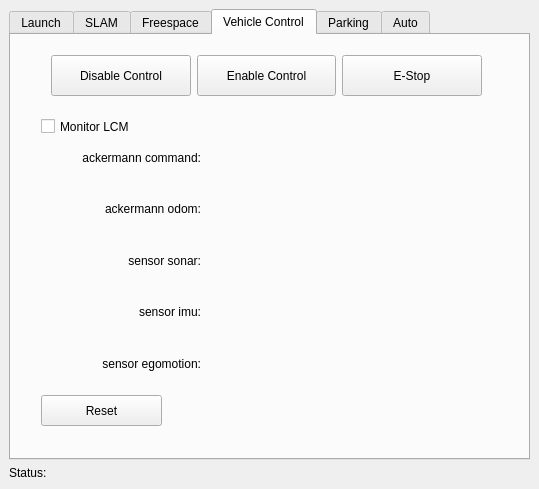
The window that src/rqt_state_machine/state_machine_controller.ui (JingruiYu/rqt_state_machine) describes before a commit, drawn with Qt 5.
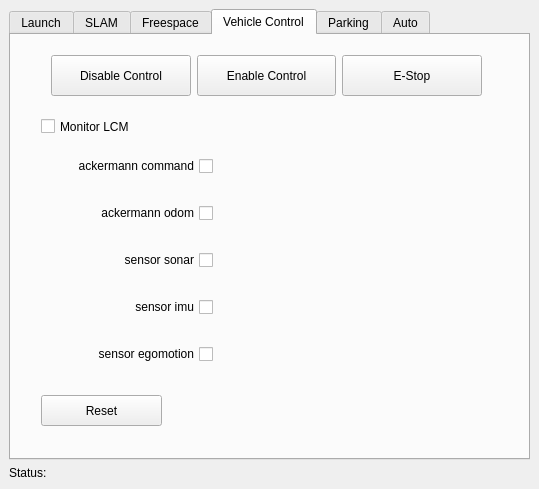
The same window after the commit.

Commit message: separate enable check boxes for different lcm message

What changed in the file:
```diff
--- a/src/rqt_state_machine/state_machine_controller.ui
+++ b/src/rqt_state_machine/state_machine_controller.ui
@@ -492,88 +492,58 @@
            <rect>
             <x>30</x>
             <y>100</y>
-            <width>160</width>
+            <width>172</width>
             <height>251</height>
            </rect>
           </property>
           <layout class="QVBoxLayout" name="verticalLayout_3">
            <item>
-            <widget class="QLabel" name="labelAckermannCmd">
-             <property name="sizePolicy">
-              <sizepolicy hsizetype="Preferred" vsizetype="Preferred">
-               <horstretch>0</horstretch>
-               <verstretch>0</verstretch>
-              </sizepolicy>
+            <widget class="QCheckBox" name="enableLcmAckermannCmd">
+             <property name="layoutDirection">
+              <enum>Qt::RightToLeft</enum>
              </property>
              <property name="text">
-              <string>ackermann command:</string>
+              <string>ackermann command</string>
              </property>
-             <property name="alignment">
-              <set>Qt::AlignRight|Qt::AlignTrailing|Qt::AlignVCenter</set>
-             </property>
             </widget>
            </item>
            <item>
-            <widget class="QLabel" name="labelAckermannOdom">
-             <property name="sizePolicy">
-              <sizepolicy hsizetype="Preferred" vsizetype="Preferred">
-               <horstretch>0</horstretch>
-               <verstretch>0</verstretch>
-              </sizepolicy>
+            <widget class="QCheckBox" name="enableLcmAckermannOdom">
+             <property name="layoutDirection">
+              <enum>Qt::RightToLeft</enum>
              </property>
              <property name="text">
-              <string>ackermann odom:</string>
+              <string>ackermann odom</string>
              </property>
-             <property name="alignment">
-              <set>Qt::AlignRight|Qt::AlignTrailing|Qt::AlignVCenter</set>
-             </property>
             </widget>
            </item>
            <item>
-            <widget class="QLabel" name="labelSensorSonar">
-             <property name="sizePolicy">
-              <sizepolicy hsizetype="Preferred" vsizetype="Preferred">
-               <horstretch>0</horstretch>
-               <verstretch>0</verstretch>
-              </sizepolicy>
+            <widget class="QCheckBox" name="enableLcmSensorSonar">
+             <property name="layoutDirection">
+              <enum>Qt::RightToLeft</enum>
              </property>
              <property name="text">
-              <string>sensor sonar:</string>
+              <string>sensor sonar</string>
              </property>
-             <property name="alignment">
-              <set>Qt::AlignRight|Qt::AlignTrailing|Qt::AlignVCenter</set>
-             </property>
             </widget>
            </item>
            <item>
-            <widget class="QLabel" name="labelSensorImu">
-             <property name="sizePolicy">
-              <sizepolicy hsizetype="Preferred" vsizetype="Preferred">
-               <horstretch>0</horstretch>
-               <verstretch>0</verstretch>
-              </sizepolicy>
+            <widget class="QCheckBox" name="enableLcmSensorImu">
+             <property name="layoutDirection">
+              <enum>Qt::RightToLeft</enum>
              </property>
              <property name="text">
-              <string>sensor imu:</string>
+              <string>sensor imu</string>
              </property>
-             <property name="alignment">
-              <set>Qt::AlignRight|Qt::AlignTrailing|Qt::AlignVCenter</set>
-             </property>
             </widget>
            </item>
            <item>
-            <widget class="QLabel" name="labelSensorEgomotion">
-             <property name="sizePolicy">
-              <sizepolicy hsizetype="Preferred" vsizetype="Preferred">
-               <horstretch>0</horstretch>
-               <verstretch>0</verstretch>
-              </sizepolicy>
+            <widget class="QCheckBox" name="enableLcmSensorEgomotion">
+             <property name="layoutDirection">
+              <enum>Qt::RightToLeft</enum>
              </property>
              <property name="text">
-              <string>sensor egomotion:</string>
-             </property>
-             <property name="alignment">
-              <set>Qt::AlignRight|Qt::AlignTrailing|Qt::AlignVCenter</set>
+              <string>sensor egomotion</string>
              </property>
             </widget>
            </item>
@@ -582,51 +552,13 @@
          <widget class="QWidget" name="verticalLayoutWidget_2">
           <property name="geometry">
            <rect>
-            <x>200</x>
+            <x>220</x>
             <y>100</y>
-            <width>281</width>
+            <width>271</width>
             <height>251</height>
            </rect>
           </property>
           <layout class="QVBoxLayout" name="verticalLayout_4">
-           <item>
-            <widget class="QLabel" name="dataSensorSonar">
-             <property name="sizePolicy">
-              <sizepolicy hsizetype="Preferred" vsizetype="Preferred">
-               <horstretch>0</horstretch>
-               <verstretch>0</verstretch>
-              </sizepolicy>
-             </property>
-             <property name="text">
-              <string/>
-             </property>
-             <property name="alignment">
-              <set>Qt::AlignLeading|Qt::AlignLeft|Qt::AlignVCenter</set>
-             </property>
-             <property name="wordWrap">
-              <bool>true</bool>
-             </property>
-            </widget>
-           </item>
-           <item>
-            <widget class="QLabel" name="dataAckermannOdom">
-             <property name="sizePolicy">
-              <sizepolicy hsizetype="Preferred" vsizetype="Preferred">
-               <horstretch>0</horstretch>
-               <verstretch>0</verstretch>
-              </sizepolicy>
-             </property>
-             <property name="text">
-              <string/>
-             </property>
-             <property name="alignment">
-              <set>Qt::AlignLeading|Qt::AlignLeft|Qt::AlignVCenter</set>
-             </property>
-             <property name="wordWrap">
-              <bool>true</bool>
-             </property>
-            </widget>
-           </item>
            <item>
             <widget class="QLabel" name="dataAckermannCmd">
              <property name="sizePolicy">
@@ -647,7 +579,26 @@
             </widget>
            </item>
            <item>
-            <widget class="QLabel" name="dataSensorEgomotion">
+            <widget class="QLabel" name="dataAckermannOdom">
+             <property name="sizePolicy">
+              <sizepolicy hsizetype="Preferred" vsizetype="Preferred">
+               <horstretch>0</horstretch>
+               <verstretch>0</verstretch>
+              </sizepolicy>
+             </property>
+             <property name="text">
+              <string/>
+             </property>
+             <property name="alignment">
+              <set>Qt::AlignLeading|Qt::AlignLeft|Qt::AlignVCenter</set>
+             </property>
+             <property name="wordWrap">
+              <bool>true</bool>
+             </property>
+            </widget>
+           </item>
+           <item>
+            <widget class="QLabel" name="dataSensorSonar">
              <property name="sizePolicy">
               <sizepolicy hsizetype="Preferred" vsizetype="Preferred">
                <horstretch>0</horstretch>
@@ -684,6 +635,25 @@
              </property>
             </widget>
            </item>
+           <item>
+            <widget class="QLabel" name="dataSensorEgomotion">
+             <property name="sizePolicy">
+              <sizepolicy hsizetype="Preferred" vsizetype="Preferred">
+               <horstretch>0</horstretch>
+               <verstretch>0</verstretch>
+              </sizepolicy>
+             </property>
+             <property name="text">
+              <string/>
+             </property>
+             <property name="alignment">
+              <set>Qt::AlignLeading|Qt::AlignLeft|Qt::AlignVCenter</set>
+             </property>
+             <property name="wordWrap">
+              <bool>true</bool>
+             </property>
+            </widget>
+           </item>
           </layout>
          </widget>
          <widget class="QCheckBox" name="enableLcmMonitor">
```
The commit also changes 2 other files.
